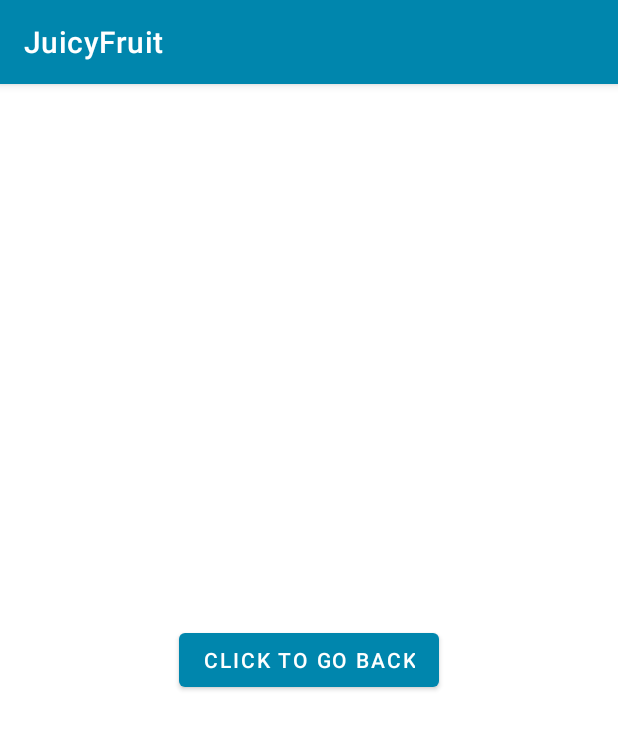
After one commit to Melinag1992/JuciyFruit, an Android app: the FragmentTwo screen opened through its navigation route, on a phone screen of 412 x 824 dp. The commit adds this screen. Shown: the top 729 px of the screen. Run offline under Robolectric (Android 15) with nearby library versions, the phone set to English and light mode, and no system bars; our stand-ins replace Picasso; pictures from the network do not load.

Commit message:
attached nav

```diff
--- a/app/src/main/java/com/example/projectjuicyfruit/screens/DashboardFragment.kt
+++ b/app/src/main/java/com/example/projectjuicyfruit/screens/DashboardFragment.kt
@@ -4,7 +4,11 @@ import android.os.Bundle
 import android.view.LayoutInflater
 import android.view.View
 import android.view.ViewGroup
+import android.widget.TextView
+import android.widget.Toast
 import androidx.fragment.app.Fragment
+import androidx.navigation.Navigation
+import androidx.navigation.fragment.NavHostFragment.findNavController
 import androidx.recyclerview.widget.LinearLayoutManager
 import com.example.projectjuicyfruit.R
 import com.example.projectjuicyfruit.adapters.ItemsAdapter
@@ -35,6 +39,9 @@ class DashboardFragment : Fragment() {
   override fun onViewCreated(view: View, savedInstanceState: Bundle?) {
     super.onViewCreated(view, savedInstanceState)
     inflateRecyclerView()
+    text_view_welcome_msg.setOnClickListener {
+      findNavController(this).navigate(R.id.next_action, null)
+    }
   }
 
   private fun inflateRecyclerView() {
--- /dev/null
+++ b/app/src/main/java/com/example/projectjuicyfruit/screens/FragmentTwo.kt
@@ -0,0 +1,28 @@
+package com.example.projectjuicyfruit.screens
+
+import android.os.Bundle
+import android.view.LayoutInflater
+import android.view.View
+import android.view.ViewGroup
+import androidx.fragment.app.Fragment
+import androidx.navigation.fragment.NavHostFragment
+import com.example.projectjuicyfruit.R
+import kotlinx.android.synthetic.main.fragment_two.*
+
+
+class FragmentTwo : Fragment() {
+    override fun onCreateView(
+        inflater: LayoutInflater,
+        container: ViewGroup?,
+        savedInstanceState: Bundle?
+    ): View? {
+        return inflater.inflate(R.layout.fragment_two, container, false)
+    }
+
+    override fun onViewCreated(view: View, savedInstanceState: Bundle?) {
+        super.onViewCreated(view, savedInstanceState)
+        back_btn.setOnClickListener {
+            NavHostFragment.findNavController(this).navigate(R.id.back_home, null)
+        }
+    }
+}
--- /dev/null
+++ b/app/src/main/res/layout/fragment_two.xml
@@ -0,0 +1,18 @@
+<?xml version="1.0" encoding="utf-8"?>
+<androidx.constraintlayout.widget.ConstraintLayout
+    xmlns:android="http://schemas.android.com/apk/res/android"
+    xmlns:app="http://schemas.android.com/apk/res-auto"
+    xmlns:tools="http://schemas.android.com/tools"
+    android:layout_width="match_parent"
+    android:layout_height="match_parent">
+
+    <Button
+        android:id="@+id/back_btn"
+        android:layout_width="wrap_content"
+        android:layout_height="wrap_content"
+        android:text="Click to go back"
+        app:layout_constraintBottom_toBottomOf="parent"
+        app:layout_constraintEnd_toEndOf="parent"
+        app:layout_constraintStart_toStartOf="parent"
+        app:layout_constraintTop_toTopOf="parent" />
+</androidx.constraintlayout.widget.ConstraintLayout>
--- a/app/src/main/res/layout/new_activity_main.xml
+++ b/app/src/main/res/layout/new_activity_main.xml
@@ -1,24 +1,37 @@
 <?xml version="1.0" encoding="utf-8"?>
-<androidx.constraintlayout.widget.ConstraintLayout xmlns:android="http://schemas.android.com/apk/res/android"
+<FrameLayout xmlns:android="http://schemas.android.com/apk/res/android"
     xmlns:app="http://schemas.android.com/apk/res-auto"
     xmlns:tools="http://schemas.android.com/tools"
     android:layout_width="match_parent"
     android:layout_height="match_parent"
     tools:context=".HomeActivity">
 
-    <androidx.fragment.app.FragmentContainerView
-        android:id="@+id/nav_host_fragment_container"
-        android:layout_width="0dp"
-        android:layout_height="0dp"
-        app:layout_constraintLeft_toLeftOf="parent"
-        app:layout_constraintRight_toRightOf="parent"
-        app:layout_constraintTop_toTopOf="parent"
-        app:layout_constraintBottom_toBottomOf="parent"
+    <RelativeLayout
+        android:layout_width="wrap_content"
+        android:layout_height="match_parent">
 
-        />
+        <!--    <com.google.android.material.appbar.MaterialToolbar-->
+        <!--        android:layout_width="match_parent"-->
+        <!--        android:layout_height="wrap_content"-->
+        <!--        app:title="Toolbar"-->
+        <!--        />-->
 
-    <!--    <com.google.android.material.bottomnavigation.BottomNavigationView-->
-    <!--        android:layout_width="match_parent"-->
-    <!--        android:layout_height="wrap_content" />-->
+        <androidx.fragment.app.FragmentContainerView
+            android:id="@+id/nav_host_fragment_container"
+            android:name="androidx.navigation.fragment.NavHostFragment"
+            android:layout_width="match_parent"
+            android:layout_height="match_parent"
+            app:defaultNavHost="true"
+            app:layout_constraintBottom_toBottomOf="parent"
+            app:layout_constraintLeft_toLeftOf="parent"
+            app:layout_constraintRight_toRightOf="parent"
+            app:layout_constraintTop_toTopOf="parent"
+            app:navGraph="@navigation/nav_graph" />
 
-</androidx.constraintlayout.widget.ConstraintLayout>
+        <com.google.android.material.bottomnavigation.BottomNavigationView
+            android:layout_width="match_parent"
+            android:layout_height="wrap_content"
+            android:layout_alignParentBottom="true"
+            app:menu="@menu/bottom_navigation_main" />
+    </RelativeLayout>
+</FrameLayout>
--- /dev/null
+++ b/app/src/main/res/menu/bottom_navigation_main.xml
@@ -0,0 +1,5 @@
+<?xml version="1.0" encoding="utf-8"?>
+<menu xmlns:android="http://schemas.android.com/apk/res/android">
+
+
+</menu>
--- a/app/src/main/res/navigation/nav_graph.xml
+++ b/app/src/main/res/navigation/nav_graph.xml
@@ -2,16 +2,32 @@
 <navigation xmlns:android="http://schemas.android.com/apk/res/android"
     xmlns:app="http://schemas.android.com/apk/res-auto"
     android:id="@+id/nav_graph"
-    app:startDestination="@id/homeActivity">
+    app:startDestination="@id/dashboardFragment">
+    <fragment
+        android:id="@+id/dashboardFragment"
+        android:name="com.example.projectjuicyfruit.screens.DashboardFragment"
+        android:label="DashboardFragment">
 
-    <activity
-        android:id="@+id/homeActivity"
-        android:name="com.example.projectjuicyfruit.HomeActivity"
-        android:label="HomeActivity"/>
-    <action
-        android:id="@+id/homeActivity_to_action_placeholder"
-        app:destination="@+id/placeholder" />
-        />
-    <fragment android:id="@+id/placeholder">
+        <action
+            android:id="@+id/next_action"
+            app:destination="@+id/fragment_two" />
+        <!--        <action-->
+        <!--            android:id="@+id/action_title_screen_to_register"-->
+        <!--            app:destination="@id/fragment_tw"-->
+        <!--            app:popEnterAnim="@anim/slide_in_left"-->
+        <!--            app:popExitAnim="@anim/slide_out_right"-->
+        <!--            app:enterAnim="@anim/slide_in_right"-->
+        <!--            app:exitAnim="@anim/slide_out_left"/>-->
+
     </fragment>
+    <fragment
+        android:id="@+id/fragment_two"
+        android:name="com.example.projectjuicyfruit.screens.FragmentTwo"
+        android:label="Fragment_two">
+        <action
+            android:id="@+id/back_home"
+            app:destination="@+id/dashboardFragment" />
+    </fragment>
+
+
 </navigation>
```
Also changed, not shown: app/src/main/java/com/example/projectjuicyfruit/HomeActivity.kt (+5 -4 lines), app/src/main/res/layout/dashboard_fragment.xml (+10 -7 lines), app/src/main/res/layout/layout_card_item.xml (+15 -3 lines).
